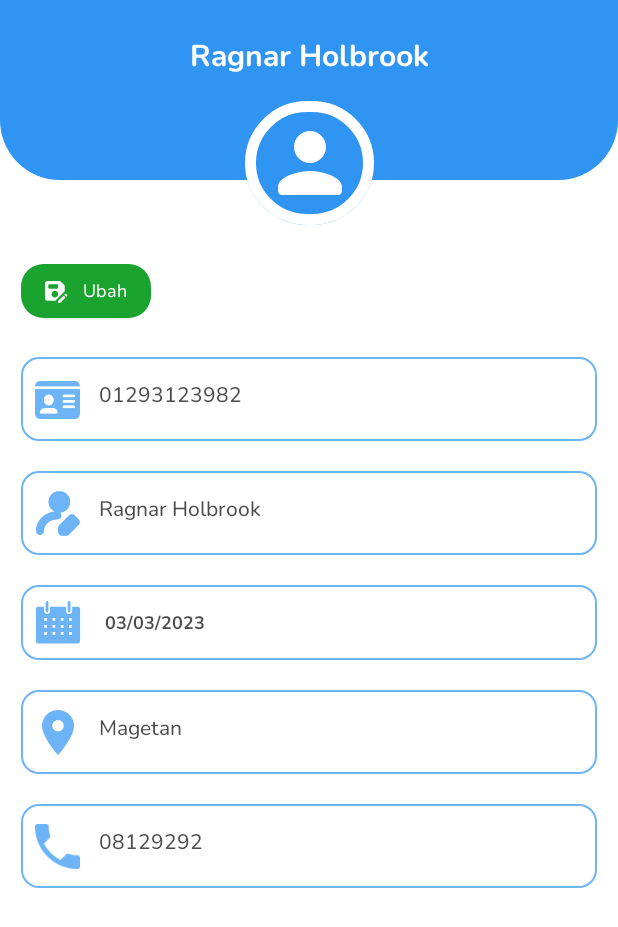
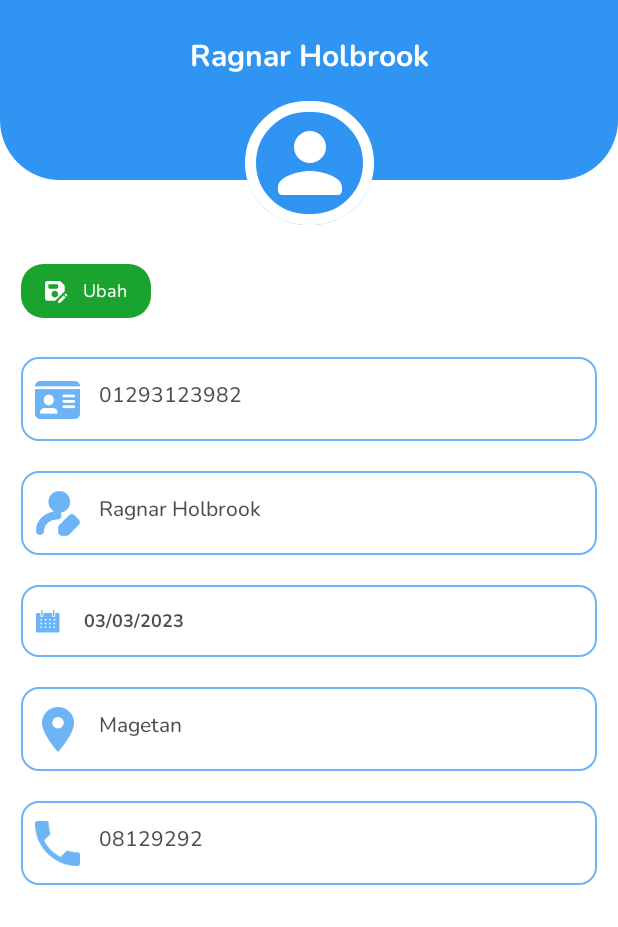
Before and after one commit to JonathanUlhaq/klinik-android-apps, an Android app built with Jetpack Compose: the composable ProfilScreen shown on its own in the app's theme, on a phone screen of 412 x 824 dp. Shown: the top 927 px of the screen. Run offline under Robolectric (Android 15) with nearby library versions, the phone set to English and light mode, and no system bars; our stand-ins replace Dagger/Hilt's generated code, accompanist; 2 statements that could not run were skipped.

Commit message:
Fix Size

```diff
--- a/app/src/main/java/com/example/aplikasiklinik/components/BotNavBar.kt
+++ b/app/src/main/java/com/example/aplikasiklinik/components/BotNavBar.kt
@@ -76,7 +76,7 @@ fun BotNavBar(
 
                 val sized by animateIntAsState(
                     targetValue =
-                    if (currentMenu.value) 25 else 16
+                    if (currentMenu.value) 16 else 14
                 )
 
                 IconButton(onClick = {
--- a/app/src/main/java/com/example/aplikasiklinik/components/DatePicker.kt
+++ b/app/src/main/java/com/example/aplikasiklinik/components/DatePicker.kt
@@ -62,14 +62,14 @@ fun DatePicker(
             Row(
                 verticalAlignment = Alignment.CenterVertically,
                 modifier = Modifier
-                    .padding(10.dp),
+                    .padding(start = 10.dp, end = 10.dp, top = 16.dp, bottom = 16.dp),
                 horizontalArrangement = Arrangement.Start
             ) {
                     Icon(painter = painterResource(id = R.drawable.date_icon_svg),
                         contentDescription = null,
                         tint = color,
                         modifier = Modifier
-                            .size(30.dp))
+                            .size(16.dp))
 
                 Spacer(modifier = Modifier.width(16.dp))
 
--- a/app/src/main/java/com/example/aplikasiklinik/components/OutlinedTextField.kt
+++ b/app/src/main/java/com/example/aplikasiklinik/components/OutlinedTextField.kt
@@ -53,7 +53,7 @@ import androidx.compose.ui.unit.sp
                 painter = painterResource(id = icon),
                 contentDescription = null,
                 modifier = Modifier
-                    .size(30.dp)
+                    .size(16.dp)
             )
         },
         modifier = Modifier
--- a/app/src/main/java/com/example/aplikasiklinik/view/login/LoginScreen.kt
+++ b/app/src/main/java/com/example/aplikasiklinik/view/login/LoginScreen.kt
@@ -122,7 +122,7 @@ fun LoginScreen(
                                     style = MaterialTheme.typography.body2
                                 )
                                 Text(text = " "+stringResource(id = R.string.daftar),
-                                    color = MaterialTheme.colors.onPrimary,
+                                    color = MaterialTheme.colors.surface.copy(0.7F),
                                     style = MaterialTheme.typography.body2,
                                     modifier = Modifier
                                         .clickable { navController.navigate(Routes.Register.route) })
--- a/app/src/main/java/com/example/aplikasiklinik/widget/register/RegisterForm.kt
+++ b/app/src/main/java/com/example/aplikasiklinik/widget/register/RegisterForm.kt
@@ -96,7 +96,7 @@ fun RegisForm(
             style = MaterialTheme.typography.body2
         )
         Text(text = " "+stringResource(id = R.string.masuk),
-            color = MaterialTheme.colors.onPrimary,
+            color = MaterialTheme.colors.surface.copy(0.7F),
             style = MaterialTheme.typography.body2,
             modifier = Modifier
                 .clickable { click.invoke() })
```
